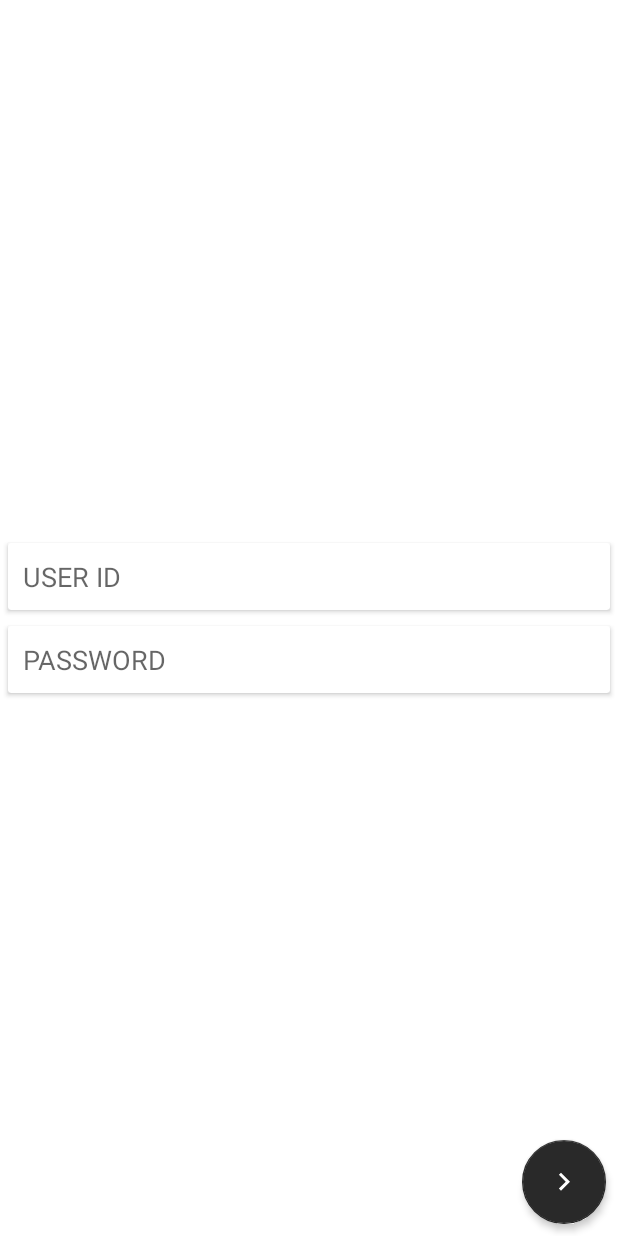
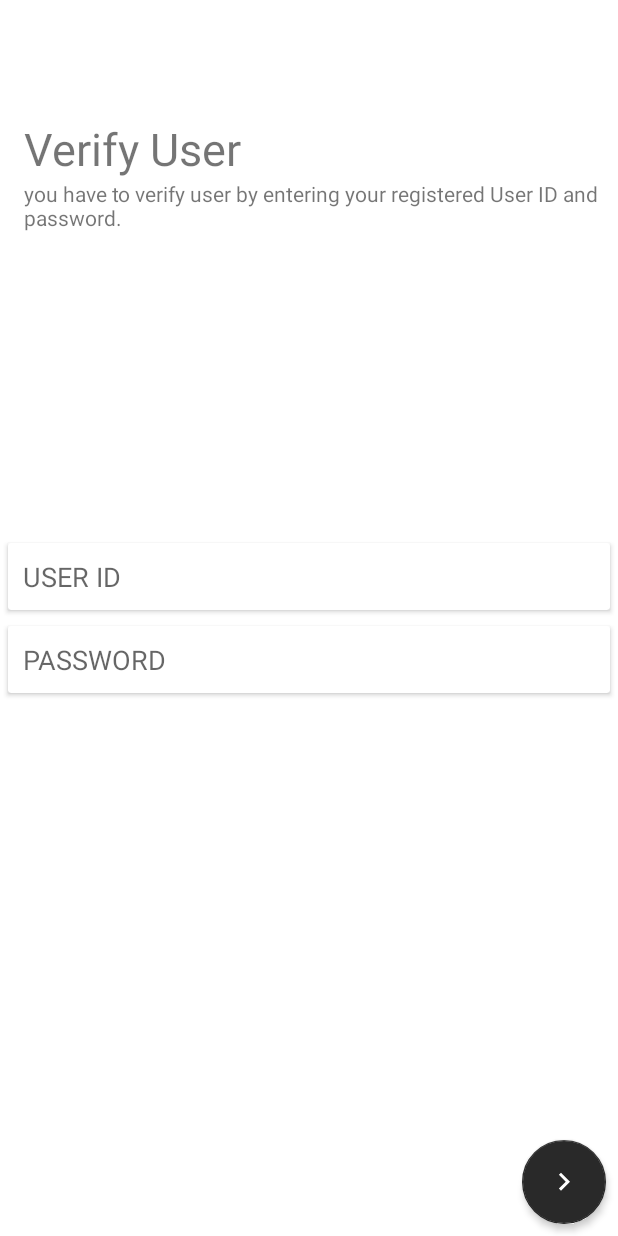
Before and after one commit to Siddharha/Singularity, an Android app: the screen it shows after launch (MainActivity), on a phone screen of 412 x 824 dp. Run offline under Robolectric (Android 15) with nearby library versions, the phone set to English and light mode, and no system bars; 1 statement that could not run was skipped.

Commit message:
Initial Setup

```diff
--- a/app/src/main/java/com/singularity/MainActivity.java
+++ b/app/src/main/java/com/singularity/MainActivity.java
@@ -16,6 +16,7 @@ import android.transition.Explode;
 import android.view.View;
 import android.view.Window;
 import android.widget.ImageView;
+import android.widget.LinearLayout;
 
 import in.creativelizard.androidpermission.CreativePermission;
 
@@ -27,6 +28,7 @@ public class MainActivity extends AppCompatActivity {
     private FloatingActionButton fbNext;
     private static final int PERMISSION_ALL = 100;
     private CreativePermission myPermission;
+    private LinearLayout llLoginDesc;
 
     @Override
     protected void onCreate(Bundle savedInstanceState) {
@@ -94,7 +96,8 @@ public class MainActivity extends AppCompatActivity {
 
                     @Override
                     public void onAnimationEnd(Animator animator) {
-
+                        llLoginDesc.setVisibility(View.VISIBLE);
+                        llLoginDesc.animate().alpha(1).translationY(70).setDuration(1000);
                         imgLogo.clearAnimation();
                         clMain.setBackgroundColor(Color.WHITE);
                         imgLogo.setVisibility(View.GONE);
@@ -127,6 +130,9 @@ public class MainActivity extends AppCompatActivity {
         cvUser = findViewById(R.id.cvUser);
         cvPass = findViewById(R.id.cvPass);
         fbNext = findViewById(R.id.fbNext);
+        llLoginDesc = findViewById(R.id.llLoginDesc);
+        llLoginDesc.setVisibility(View.GONE);
+        llLoginDesc.setAlpha(0);
     }
 
     @Override
--- a/app/src/main/res/layout/activity_main.xml
+++ b/app/src/main/res/layout/activity_main.xml
@@ -85,4 +85,34 @@
         android:src="@drawable/ic_keyboard_arrow_right"
         android:layout_marginRight="8dp" />
 
+    <LinearLayout
+        android:id="@+id/llLoginDesc"
+        android:layout_width="0dp"
+        android:layout_height="wrap_content"
+        android:layout_marginEnd="8dp"
+        android:layout_marginStart="16dp"
+        android:layout_marginTop="32dp"
+        android:orientation="vertical"
+        app:layout_constraintEnd_toEndOf="parent"
+        app:layout_constraintHorizontal_bias="0.0"
+        app:layout_constraintStart_toStartOf="parent"
+        app:layout_constraintTop_toTopOf="parent"
+        android:layout_marginRight="8dp"
+        android:layout_marginLeft="16dp">
+
+        <TextView
+            android:id="@+id/textView"
+            android:layout_width="wrap_content"
+            android:layout_height="wrap_content"
+            android:text="Verify User"
+            android:textSize="30sp" />
+
+        <TextView
+            android:layout_width="wrap_content"
+            android:layout_height="wrap_content"
+            android:layout_marginRight="5dp"
+            android:text="@string/desc" />
+    </LinearLayout>
+
+
 </android.support.constraint.ConstraintLayout>
--- a/app/src/main/res/values/strings.xml
+++ b/app/src/main/res/values/strings.xml
@@ -1,3 +1,4 @@
 <resources>
     <string name="app_name">Singularity</string>
+    <string name="desc">you have to verify user by entering your registered User ID and password.</string>
 </resources>
```
